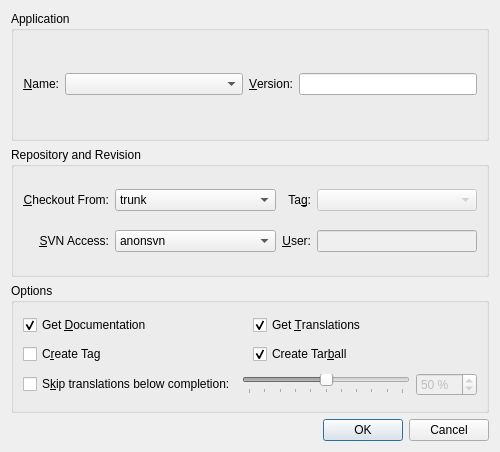
Qt form scripts/release/releasedialog.ui (KDE/partitionmanager) before a commit.
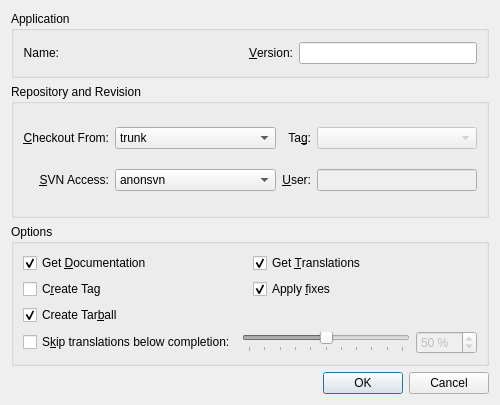
The same form after that commit.

Commit message: Allow for application specific fixes by subclassing Application.

The edit to the form file:
```diff
--- a/scripts/release/releasedialog.ui
+++ b/scripts/release/releasedialog.ui
@@ -6,7 +6,7 @@
     <x>0</x>
     <y>0</y>
     <width>500</width>
-    <height>452</height>
+    <height>405</height>
    </rect>
   </property>
   <property name="minimumSize" >
@@ -21,6 +21,12 @@
   <layout class="QVBoxLayout" name="verticalLayout" >
    <item>
     <widget class="QGroupBox" name="goupApplication" >
+     <property name="sizePolicy" >
+      <sizepolicy vsizetype="Preferred" hsizetype="Preferred" >
+       <horstretch>0</horstretch>
+       <verstretch>1</verstretch>
+      </sizepolicy>
+     </property>
      <property name="title" >
       <string>Application</string>
      </property>
@@ -28,23 +34,10 @@
       <item row="0" column="0" >
        <widget class="QLabel" name="label" >
         <property name="text" >
-         <string>&amp;Name:</string>
+         <string>Name:</string>
         </property>
         <property name="alignment" >
          <set>Qt::AlignRight|Qt::AlignTrailing|Qt::AlignVCenter</set>
-        </property>
-        <property name="buddy" >
-         <cstring>comboName</cstring>
-        </property>
-       </widget>
-      </item>
-      <item row="0" column="1" >
-       <widget class="QComboBox" name="comboName" >
-        <property name="sizePolicy" >
-         <sizepolicy vsizetype="Fixed" hsizetype="Preferred" >
-          <horstretch>1</horstretch>
-          <verstretch>0</verstretch>
-         </sizepolicy>
         </property>
        </widget>
       </item>
@@ -71,11 +64,30 @@
         </property>
        </widget>
       </item>
+      <item row="0" column="1" >
+       <widget class="QLabel" name="labelName" >
+        <property name="sizePolicy" >
+         <sizepolicy vsizetype="Preferred" hsizetype="Preferred" >
+          <horstretch>1</horstretch>
+          <verstretch>0</verstretch>
+         </sizepolicy>
+        </property>
+        <property name="text" >
+         <string/>
+        </property>
+       </widget>
+      </item>
      </layout>
     </widget>
    </item>
    <item>
     <widget class="QGroupBox" name="groupBox" >
+     <property name="sizePolicy" >
+      <sizepolicy vsizetype="Preferred" hsizetype="Preferred" >
+       <horstretch>0</horstretch>
+       <verstretch>2</verstretch>
+      </sizepolicy>
+     </property>
      <property name="title" >
       <string>Repository and Revision</string>
      </property>
@@ -213,6 +225,12 @@
    </item>
    <item>
     <widget class="QGroupBox" name="groupOptions" >
+     <property name="sizePolicy" >
+      <sizepolicy vsizetype="Preferred" hsizetype="Preferred" >
+       <horstretch>0</horstretch>
+       <verstretch>2</verstretch>
+      </sizepolicy>
+     </property>
      <property name="title" >
       <string>Options</string>
      </property>
@@ -237,16 +255,6 @@
         </property>
        </widget>
       </item>
-      <item row="1" column="1" >
-       <widget class="QCheckBox" name="checkTarball" >
-        <property name="text" >
-         <string>Create Tar&amp;ball</string>
-        </property>
-        <property name="checked" >
-         <bool>true</bool>
-        </property>
-       </widget>
-      </item>
       <item row="1" column="0" >
        <widget class="QCheckBox" name="checkTag" >
         <property name="text" >
@@ -254,7 +262,7 @@
         </property>
        </widget>
       </item>
-      <item row="2" column="0" colspan="2" >
+      <item row="3" column="0" colspan="2" >
        <layout class="QHBoxLayout" name="horizontalLayout" >
         <item>
          <widget class="QCheckBox" name="checkSkipTrans" >
@@ -309,6 +317,26 @@
         </item>
        </layout>
       </item>
+      <item row="2" column="0" >
+       <widget class="QCheckBox" name="checkTarball" >
+        <property name="text" >
+         <string>Create Tar&amp;ball</string>
+        </property>
+        <property name="checked" >
+         <bool>true</bool>
+        </property>
+       </widget>
+      </item>
+      <item row="1" column="1" >
+       <widget class="QCheckBox" name="checkFixes" >
+        <property name="text" >
+         <string>Apply &amp;fixes</string>
+        </property>
+        <property name="checked" >
+         <bool>true</bool>
+        </property>
+       </widget>
+      </item>
      </layout>
     </widget>
    </item>
```
Left out of the diff: 2 changed lines with no effect on the pictures. The commit also changes 6 other files.
